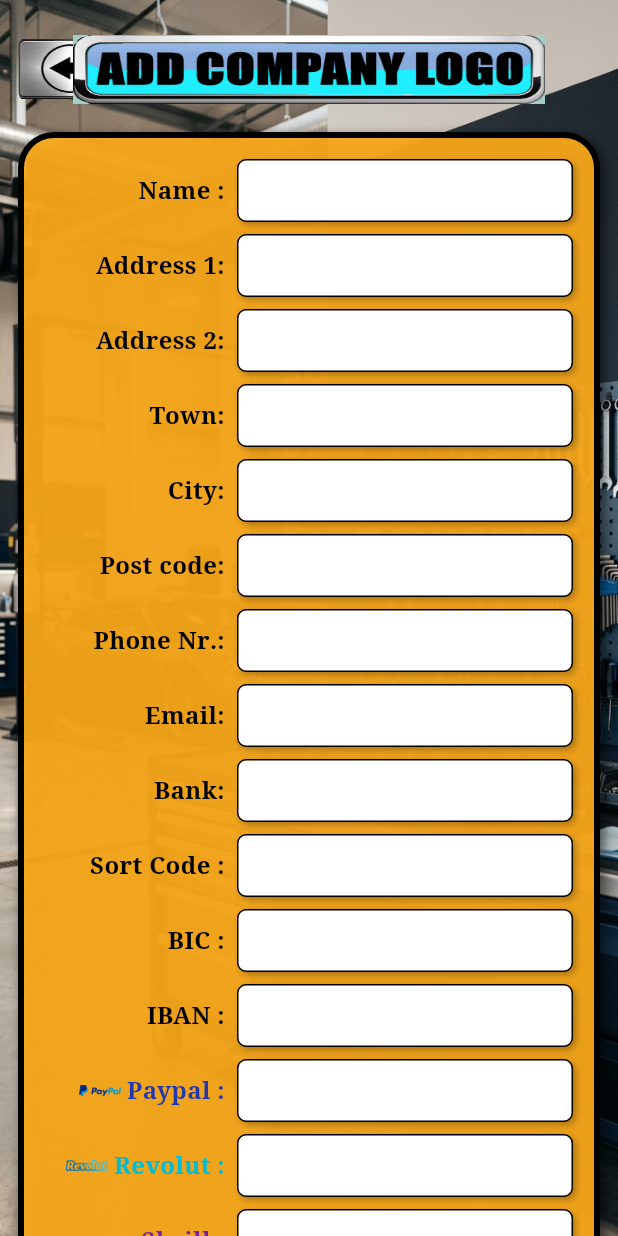
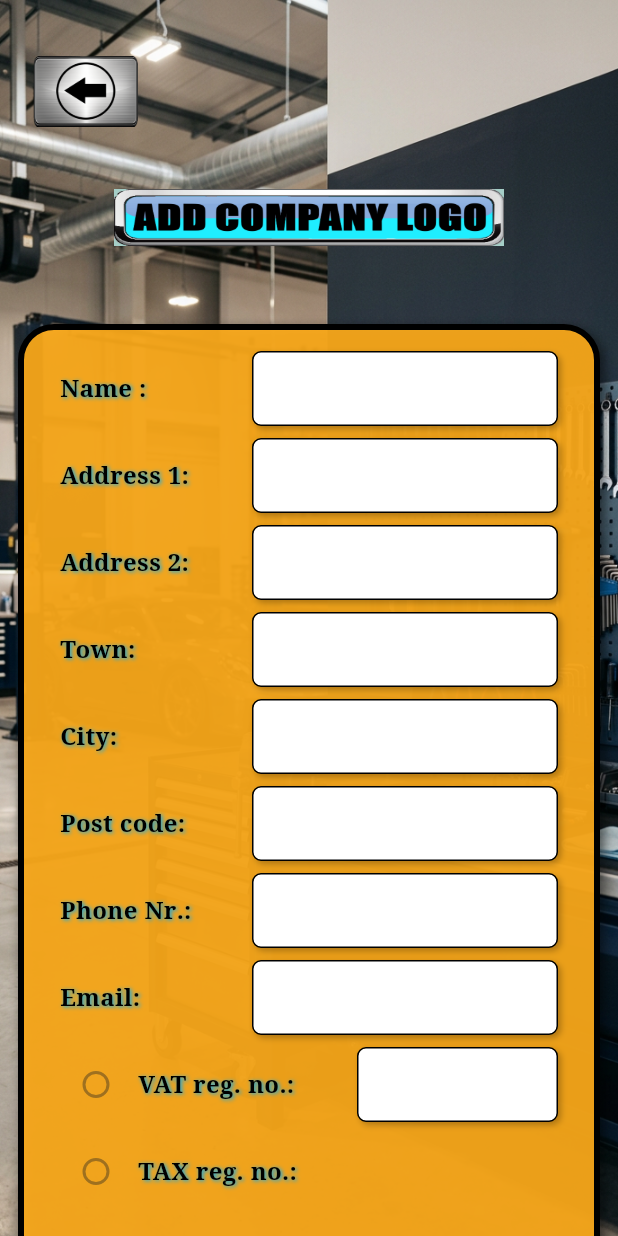
Before and after one commit to robkemazas/pgm, a Flutter app: the GarageInfoScreen screen opened directly, on a phone screen of 412 x 824 dp. Run offline on Flutter 3.47's test engine with Material 3 defaults, Android fonts, the phone set to English and light mode, and no system bars; our stand-ins replace drift, drift_flutter; accounts and stored records are empty; generated files the repository leaves out were written again.

Commit message:
Rearrange Garage Info to match Android layout.
Lift back button above logo, move VAT/TAX below email, add carbon/blue separators, show only payment logos, left-align all labels.

Generated with Devin

Co-Authored-By: Devin <158243242+devin-ai-integration[bot]@users.noreply.github.com>

```diff
--- a/lib/screens/garage_info_screen.dart
+++ b/lib/screens/garage_info_screen.dart
@@ -1,5 +1,4 @@
 import 'package:flutter/material.dart';
-import 'package:flutter/widgets.dart' as widgets;
 import 'package:pgm_iphone/app_styles.dart';
 import 'package:drift/drift.dart' as drift;
 import 'package:pgm_iphone/database/app_database.dart';
@@ -24,6 +23,7 @@ class _GarageInfoScreenState extends State<GarageInfoScreen> {
   String _regType = 'vat';
 
   // Ordered form fields with their database key and Android-style label.
+  // Labels include trailing spaces/colons to match the original Android strings.
   static const _fieldDefs = [
     _FieldDef('name', 'Name :'),
     _FieldDef('address1', 'Address 1:'),
@@ -42,19 +42,26 @@ class _GarageInfoScreenState extends State<GarageInfoScreen> {
     _FieldDef('skrill', 'Skrill :'),
   ];
 
-  // Asset paths for payment-provider icons shown next to their labels.
+  // Asset paths for payment-provider icons shown in the payment rows.
   static const _paymentImages = {
     'Paypal :': 'assets/images/paypal.png',
     'Revolut :': 'assets/images/revolut.png',
     'Skrill :': 'assets/images/skrill.png',
   };
 
-  // Brand colors used for the payment-provider labels.
-  static const _paymentColors = {
-    'Paypal :': Color(0xFF2338ac),
-    'Revolut :': Color(0xFF00BCD4),
-    'Skrill :': Color(0xFF7B1FA2),
-  };
+  // Shared style for all form labels (left aligned with the Android blue shadow).
+  static const _labelStyle = TextStyle(
+    color: Colors.black,
+    fontSize: 16,
+    fontWeight: FontWeight.bold,
+    shadows: [
+      Shadow(
+        color: Color(0xFF03A9F4),
+        blurRadius: 3,
+        offset: Offset(1, 1),
+      ),
+    ],
+  );
 
   @override
   void initState() {
@@ -166,8 +173,6 @@ class _GarageInfoScreenState extends State<GarageInfoScreen> {
                       _buildTopBar(),
                       const SizedBox(height: 12),
                       _buildAmberForm(),
-                      const SizedBox(height: 24),
-                      _buildBottomButtons(),
                       const SizedBox(height: 16),
                     ],
                   ),
@@ -180,25 +185,26 @@ class _GarageInfoScreenState extends State<GarageInfoScreen> {
     );
   }
 
-  /// Top bar with the Android-style back arrow and company logo placeholder.
+  /// Back button placed above the logo, matching the Android vertical order.
   Widget _buildTopBar() {
-    return SizedBox(
-      height: 60,
-      child: Stack(
+    return Column(
+      crossAxisAlignment: CrossAxisAlignment.start,
       children: [
-          Align(
-            alignment: Alignment.centerLeft,
+        Padding(
+          padding: const EdgeInsets.only(left: 10, top: 20, bottom: 30),
           child: GestureDetector(
             onTap: () => Navigator.pop(context),
             child: Image.asset(
               'assets/images/back.png',
               width: 70,
-                height: 40,
-                fit: BoxFit.fill,
+              height: 50,
+              fit: BoxFit.contain,
             ),
           ),
         ),
-          Center(
+        Padding(
+          padding: const EdgeInsets.only(bottom: 30),
+          child: Center(
             child: GestureDetector(
               onTap: () {
                 ScaffoldMessenger.of(context).showSnackBar(
@@ -207,17 +213,18 @@ class _GarageInfoScreenState extends State<GarageInfoScreen> {
               },
               child: Image.asset(
                 'assets/images/logoover.png',
-                height: 46,
+                width: 260,
+                height: 58,
                 fit: BoxFit.contain,
               ),
             ),
           ),
+        ),
       ],
-      ),
     );
   }
 
-  /// Amber rounded form card with all input rows and the VAT/TAX radio group.
+  /// Amber rounded form card with all input sections, separators and buttons.
   Widget _buildAmberForm() {
     return Container(
       width: double.infinity,
@@ -226,75 +233,72 @@ class _GarageInfoScreenState extends State<GarageInfoScreen> {
       child: Column(
         crossAxisAlignment: CrossAxisAlignment.stretch,
         children: [
-          ..._fieldDefs.map((f) => _buildInfoRow(f.label, _controllers[f.key]!)),
-          widgets.RadioGroup<String>(
-            groupValue: _regType,
-            onChanged: (v) {
-              if (v != null) setState(() => _regType = v);
-            },
-            child: Column(
-              children: [
+          // Contact details: Name through Email.
+          for (var i = 0; i < 8; i++)
+            _buildInfoRow(_fieldDefs[i].label, _controllers[_fieldDefs[i].key]!),
+          // VAT / TAX selection placed directly below Email.
           _buildRadioRow('VAT reg. no.:', 'vat'),
           _buildRadioRow('TAX reg. no.:', 'tax'),
-              ],
-            ),
-          ),
+          _buildCarbonSeparator(),
+          // Bank details.
+          for (var i = 8; i < 12; i++)
+            _buildInfoRow(_fieldDefs[i].label, _controllers[_fieldDefs[i].key]!),
+          _buildCarbonSeparator(),
+          // Payment rows with logo-only labels.
+          for (var i = 12; i < 15; i++)
+            _buildInfoRow(_fieldDefs[i].label, _controllers[_fieldDefs[i].key]!),
+          _buildBlueSeparator(),
+          _buildBottomButtons(),
         ],
       ),
     );
   }
 
-  /// One labeled input row. Payment rows also show the provider icon and color.
+  /// A single labeled input row. Payment rows show only the provider logo.
   Widget _buildInfoRow(String label, TextEditingController controller) {
     final paymentImage = _paymentImages[label];
-    final paymentColor = _paymentColors[label];
     final isPayment = paymentImage != null;
 
     return Padding(
       padding: const EdgeInsets.only(bottom: 8),
       child: Row(
-        children: [
-          SizedBox(
+        crossAxisAlignment: CrossAxisAlignment.center,
+        children: isPayment
+            ? [
+                Padding(
+                  padding: const EdgeInsets.only(left: 10, right: 10),
+                  child: Image.asset(
+                    paymentImage,
                     width: 120,
-            child: isPayment
-                ? Row(
-                    mainAxisAlignment: MainAxisAlignment.end,
-                    children: [
-                      Image.asset(
-                        paymentImage,
-                        width: 28,
-                        height: 28,
+                    height: 50,
                     fit: BoxFit.contain,
                   ),
-                      const SizedBox(width: 4),
-                      Flexible(
+                ),
+                Expanded(
+                  child: Padding(
+                    padding: const EdgeInsets.only(right: 10),
+                    child: _buildSilverTextField(controller),
+                  ),
+                ),
+              ]
+            : [
+                Container(
+                  width: 130,
+                  padding: const EdgeInsets.only(left: 10),
+                  alignment: Alignment.centerLeft,
                   child: Text(
                     label,
-                          textAlign: TextAlign.right,
-                          style: TextStyle(
-                            color: paymentColor,
-                            fontSize: 16,
-                            fontWeight: FontWeight.bold,
-                          ),
-                        ),
-                      ),
-                    ],
-                  )
-                : Align(
-                    alignment: Alignment.centerRight,
-                    child: Text(
-                      label,
-                      textAlign: TextAlign.right,
-                      style: const TextStyle(
-                        color: Colors.black,
-                        fontSize: 16,
-                        fontWeight: FontWeight.bold,
-                      ),
-                    ),
+                    textAlign: TextAlign.left,
+                    style: _labelStyle,
                   ),
                 ),
                 const SizedBox(width: 8),
-          Expanded(child: _buildSilverTextField(controller)),
+                Expanded(
+                  child: Padding(
+                    padding: const EdgeInsets.only(right: 10),
+                    child: _buildSilverTextField(controller),
+                  ),
+                ),
               ],
       ),
     );
@@ -303,11 +307,12 @@ class _GarageInfoScreenState extends State<GarageInfoScreen> {
   /// A translucent silver text field matching the Android edit style.
   Widget _buildSilverTextField(TextEditingController controller) {
     return Container(
-      height: 42,
+      height: 50,
       decoration: pgmTextFieldDecoration(),
       child: TextField(
         controller: controller,
         style: const TextStyle(color: Colors.black, fontSize: 17),
+        textAlign: TextAlign.start,
         decoration: const InputDecoration(
           border: InputBorder.none,
           contentPadding: EdgeInsets.symmetric(horizontal: 8, vertical: 10),
@@ -322,6 +327,14 @@ class _GarageInfoScreenState extends State<GarageInfoScreen> {
     return Padding(
       padding: const EdgeInsets.only(bottom: 8),
       child: Row(
+        crossAxisAlignment: CrossAxisAlignment.center,
+        children: [
+          Padding(
+            padding: const EdgeInsets.only(left: 10),
+            child: Container(
+              constraints: const BoxConstraints(minWidth: 190),
+              child: Row(
+                mainAxisSize: MainAxisSize.min,
                 children: [
                   Radio<String>(
                     value: value,
@@ -330,20 +343,48 @@ class _GarageInfoScreenState extends State<GarageInfoScreen> {
                   const SizedBox(width: 4),
                   Text(
                     label,
-            style: const TextStyle(
-              color: Colors.black,
-              fontSize: 16,
-              fontWeight: FontWeight.bold,
+                    textAlign: TextAlign.left,
+                    style: _labelStyle,
+                  ),
+                ],
+              ),
             ),
           ),
           const SizedBox(width: 8),
           Expanded(
+            child: Padding(
+              padding: const EdgeInsets.only(right: 10),
               child: selected
                   ? _buildSilverTextField(_regNo)
-                : const SizedBox.shrink(),
+                  : const SizedBox(height: 50),
+            ),
           ),
         ],
       ),
+    );
+  }
+
+  /// Carbon-styled separator used between sections in the Android layout.
+  Widget _buildCarbonSeparator() {
+    return Padding(
+      padding: const EdgeInsets.symmetric(vertical: 20),
+      child: SizedBox(
+        height: 20,
+        child: Image.asset(
+          'assets/images/carbon_button.png',
+          fit: BoxFit.fill,
+        ),
+      ),
+    );
+  }
+
+  /// Thin blue separator shown before the bottom buttons.
+  Widget _buildBlueSeparator() {
+    return Container(
+      width: double.infinity,
+      height: 3,
+      margin: const EdgeInsets.symmetric(vertical: 20),
+      color: const Color(0x903f51b5),
     );
   }
 
```
Lines whose indentation alone changed are shown as unchanged.
